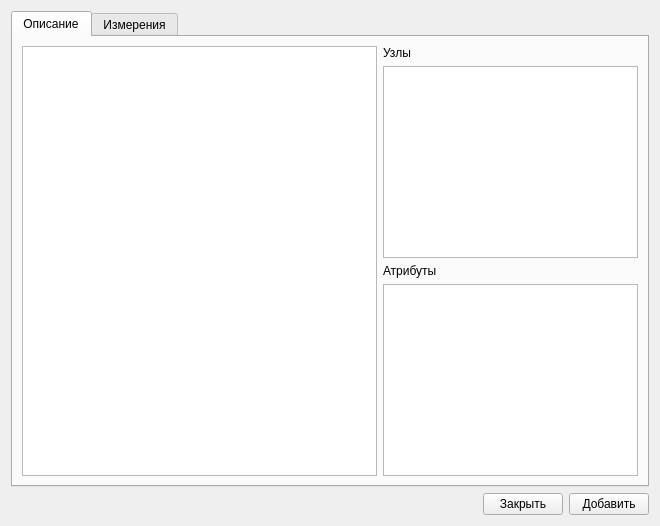
Old version of the form src/Tsunami/AddMeasureForm.ui in the repository maluginp/Tsunami.
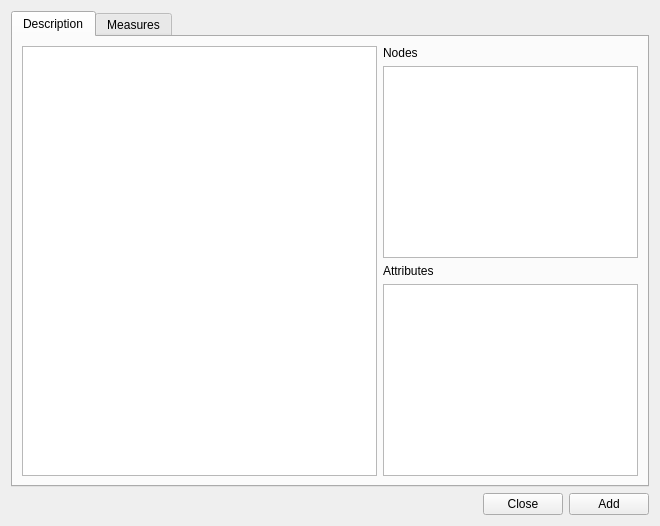
New version of the form. The open tabs and pages were chosen to show the change.

```diff
--- a/src/Tsunami/AddMeasureForm.ui
+++ b/src/Tsunami/AddMeasureForm.ui
@@ -23,7 +23,7 @@
        </property>
        <widget class="QWidget" name="tabHeader">
         <attribute name="title">
-         <string>Описание</string>
+         <string>Description</string>
         </attribute>
         <layout class="QGridLayout" name="gridLayout_2">
          <item row="0" column="0">
@@ -46,7 +46,7 @@
                 </size>
                </property>
                <property name="text">
-                <string>Узлы</string>
+                <string>Nodes</string>
                </property>
               </widget>
              </item>
@@ -69,7 +69,7 @@
                 </size>
                </property>
                <property name="text">
-                <string>Атрибуты</string>
+                <string>Attributes</string>
                </property>
               </widget>
              </item>
@@ -91,7 +91,7 @@
        </widget>
        <widget class="QWidget" name="tabData">
         <attribute name="title">
-         <string>Измерения</string>
+         <string>Measures</string>
         </attribute>
         <layout class="QGridLayout" name="gridLayout_3">
          <item row="0" column="0">
@@ -160,14 +160,14 @@
        <item>
         <widget class="QPushButton" name="cancelButton">
          <property name="text">
-          <string>Закрыть</string>
+          <string>Close</string>
          </property>
         </widget>
        </item>
        <item>
         <widget class="QPushButton" name="addButton">
          <property name="text">
-          <string>Добавить</string>
+          <string>Add</string>
          </property>
         </widget>
        </item>
```
Left out of the diff: 8 changed lines with no effect on the pictures.
